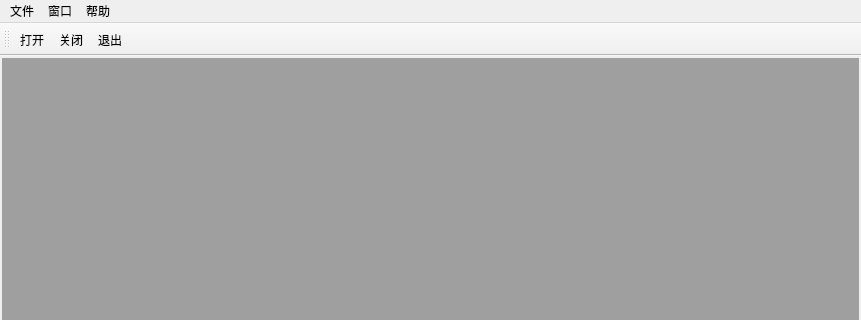
pickwick2016/system-view, file signal_view/main_window.ui: the form before one commit; both pictures show x 0 to 861 and y 0 to 320 of the 861 by 550 pixel window.
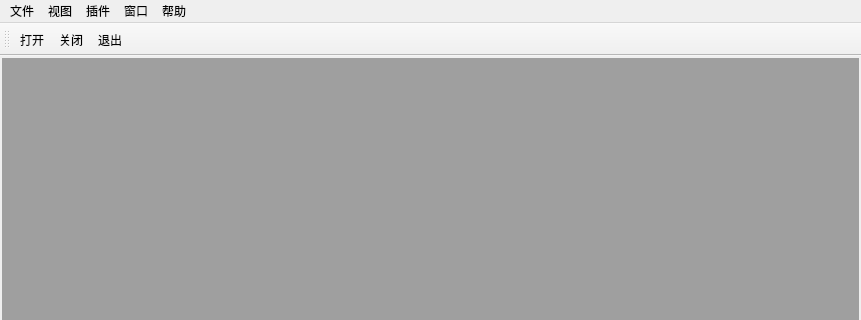
The form after the commit. Icons and pictures are not drawn.

Diff of the .ui file:
```diff
--- a/signal_view/main_window.ui
+++ b/signal_view/main_window.ui
@@ -71,7 +71,23 @@
     </property>
     <addaction name="actionProjectPane"/>
    </widget>
+   <widget class="QMenu" name="menu_4">
+    <property name="title">
+     <string>插件</string>
+    </property>
+    <addaction name="actionScript1"/>
+   </widget>
+   <widget class="QMenu" name="menu_5">
+    <property name="title">
+     <string>视图</string>
+    </property>
+    <addaction name="actionWaterfall"/>
+    <addaction name="actionWave"/>
+    <addaction name="actionFreq"/>
+   </widget>
    <addaction name="menu"/>
+   <addaction name="menu_5"/>
+   <addaction name="menu_4"/>
    <addaction name="menu_3"/>
    <addaction name="menu_2"/>
   </widget>
```
Left out of the diff: 50 changed lines with no effect on the pictures.
